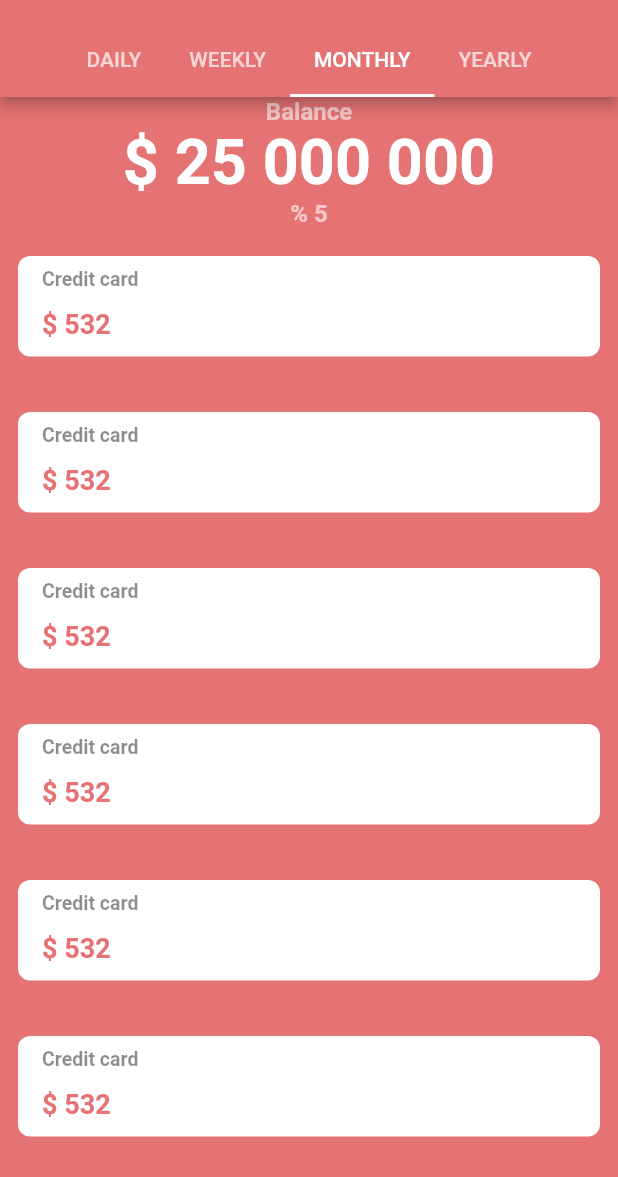
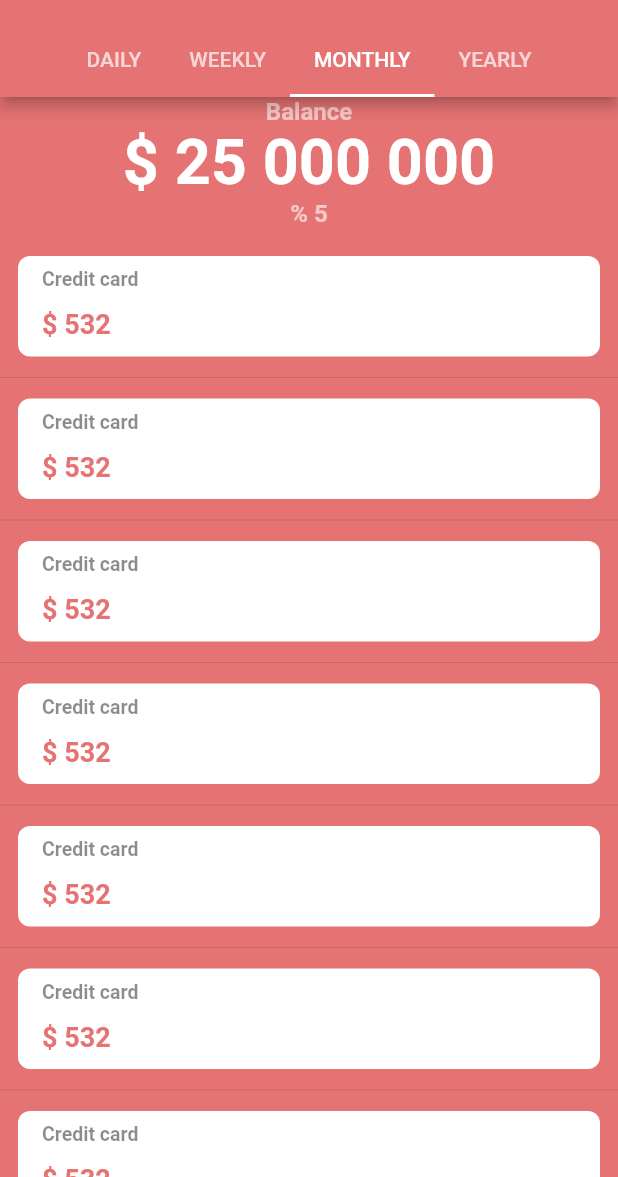
Before and after one commit to al-saqr/cashtrack, a Flutter app: the screen it shows after launch, on a phone screen of 412 x 824 dp, the part 59-1236 px from its top. Run offline on Flutter 3.47's test engine with Material 2 defaults, Android fonts, the phone set to English and light mode, and no system bars; our stand-ins replace carousel_slider.

Commit message:
monthly tab listView separated added

```diff
--- a/lib/ui/pages/main/monthly/monthly_tab.dart
+++ b/lib/ui/pages/main/monthly/monthly_tab.dart
@@ -80,9 +80,7 @@ class MonthlyTabPage extends StatelessWidget {
             },
             itemCount: 10,
             separatorBuilder: (BuildContext context, int index) {
-              return SizedBox(
-                height: 25,
-              );
+              return Divider();
             },
           ),
         )
```
